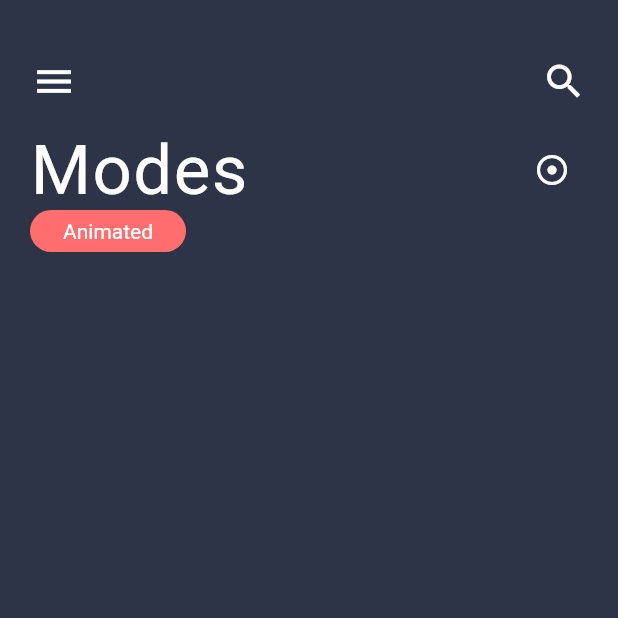
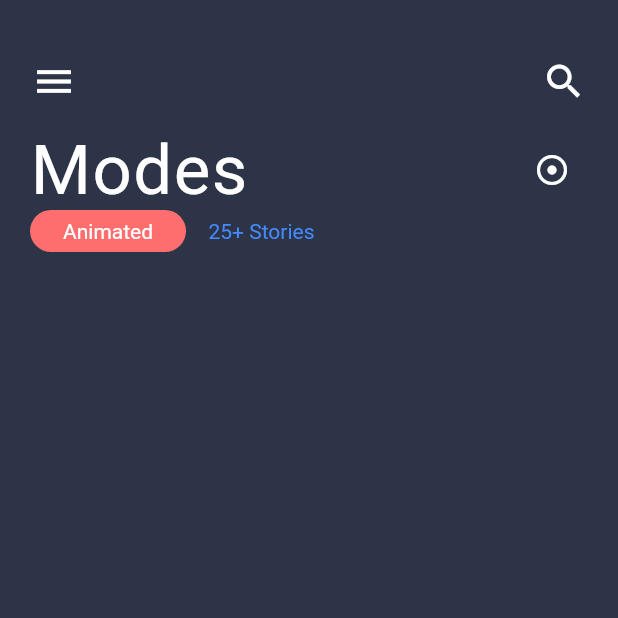
Before and after one commit to Utk42/first_flutter_app, a Flutter app: the screen it shows after launch, on a phone screen of 412 x 824 dp, the top half of it. Run offline on Flutter 3.47's test engine with Material 2 defaults, Android fonts, the phone set to English and light mode, and no system bars.

Commit message:
Added SizedBox(for space); Added 1 more element of Row
Signed-off-by: Utk42 <utkcrypto@gmail.com>

```diff
--- a/app/lib/main.dart
+++ b/app/lib/main.dart
@@ -101,6 +101,15 @@ class _MyAppState extends State<MyApp> {
                       ),
                     ),
                   ),
+                  SizedBox(
+                    width: 15.0,
+                  ),
+                  Text(
+                    "25+ Stories",
+                    style: TextStyle(
+                      color: Colors.blueAccent,
+                    ),
+                  )
                 ],
               ),
             ),
```
